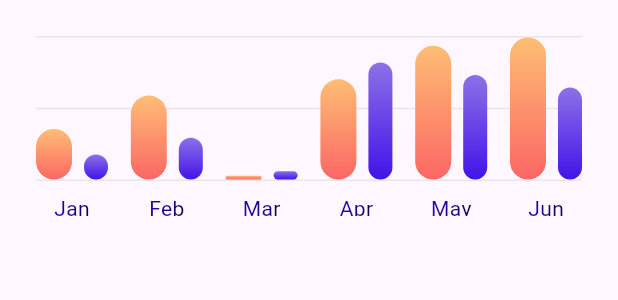
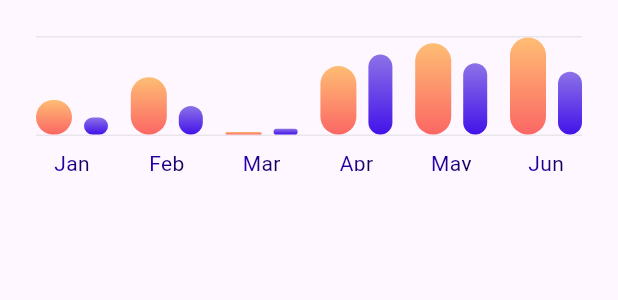
Before and after one commit to wjgoh12/mana-mana-apps, a Flutter app: the BarChartSample7 widget shown alone on an empty page, opened directly, on a phone screen of 412 x 824 dp. Shown: the top 300 px of the screen. Run offline on Flutter 3.47's test engine with Material 3 defaults, Android fonts, the phone set to English and light mode, and no system bars; drawn by our look-alikes of fl_chart; our stand-ins replace dropdown_button2.

Commit message:
updated responsive issues

```diff
--- a/lib/screens/personal_millerz_square.dart
+++ b/lib/screens/personal_millerz_square.dart
@@ -134,7 +134,7 @@ class _PersonalMillerzSquare1ScreenState extends State<PersonalMillerzSquare1Scr
                     ),
                     const Spacer(),
                     SizedBox(
-                      width: 14.width,
+                      width: 12.width,
                       height: 14.width,
                       child: Image.asset(
                         'assets/images/patterns.png',
@@ -253,6 +253,7 @@ class _PersonalMillerzSquare1ScreenState extends State<PersonalMillerzSquare1Scr
                     ),
                   ),
                 ),
+                SizedBox(height: 1.height,),
                 Row(
                   children: [
                     Text(
@@ -266,7 +267,7 @@ class _PersonalMillerzSquare1ScreenState extends State<PersonalMillerzSquare1Scr
                     ),
                     const Spacer(),
                     SizedBox(
-                      width: 14.width,
+                      width: 12.width,
                       height: 14.width,
                       child: Image.asset(
                         'assets/images/patterns.png',
--- a/lib/widgets/bar_chart.dart
+++ b/lib/widgets/bar_chart.dart
@@ -86,7 +86,7 @@ class _BarChartSample7State extends State<BarChartSample7> {
     return Padding(
       padding: const EdgeInsets.all(24),
       child: SizedBox(width: 80.width,
-      height: 20.height,
+      height: 15.height,
         child: AspectRatio(
           aspectRatio: 1.4,
           child: BarChart(
--- a/lib/widgets/overall_revenue_container.dart
+++ b/lib/widgets/overall_revenue_container.dart
@@ -17,13 +17,13 @@ final Color backgroundColor;
 
     return SizedBox(
               width: 86.width,
-              height: 12.height,
+              height: 10.height,
               child: Stack(
                 clipBehavior: Clip.hardEdge,
                 children: [
                   Align(
                     alignment: Alignment.center,
-                    child: Container(
+                    child: Container(width: 86.width,
                       clipBehavior: Clip.hardEdge,
                       decoration: BoxDecoration(
                           borderRadius: BorderRadius.circular(9),
@@ -37,7 +37,7 @@ final Color backgroundColor;
                   ),
                   Align(
                     alignment: Alignment.center,
-                    child: SizedBox(
+                    child: SizedBox(width: 86.width,
                       height: 6.height,
                       child: Row(
                         mainAxisAlignment: MainAxisAlignment.center,
```
